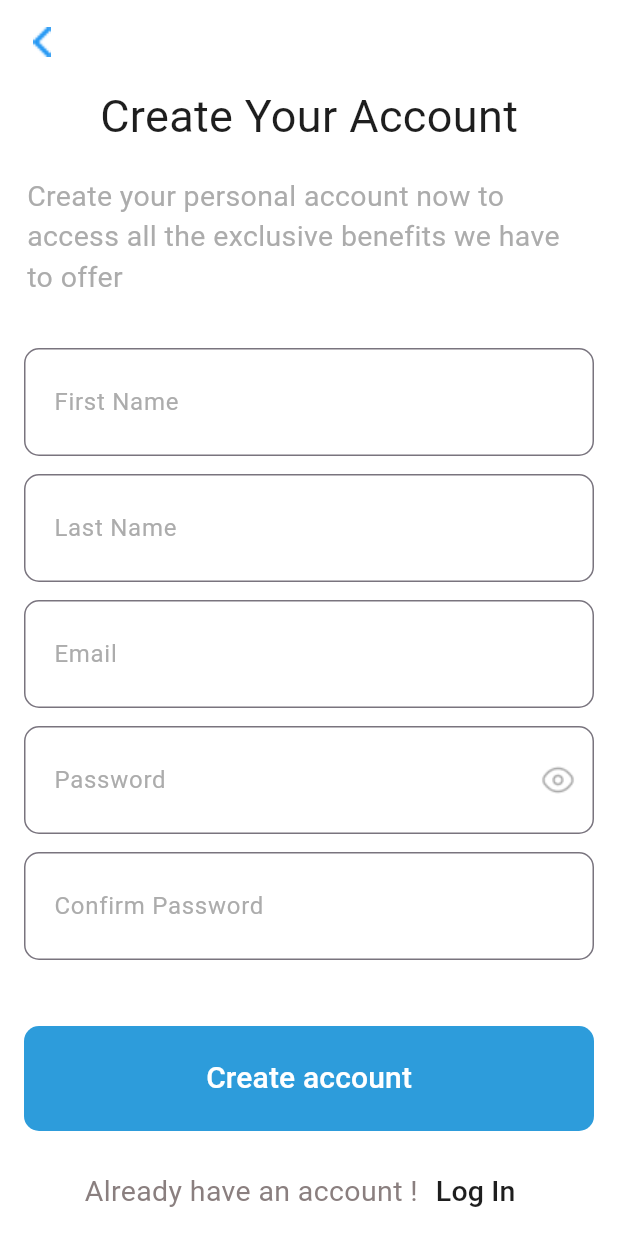
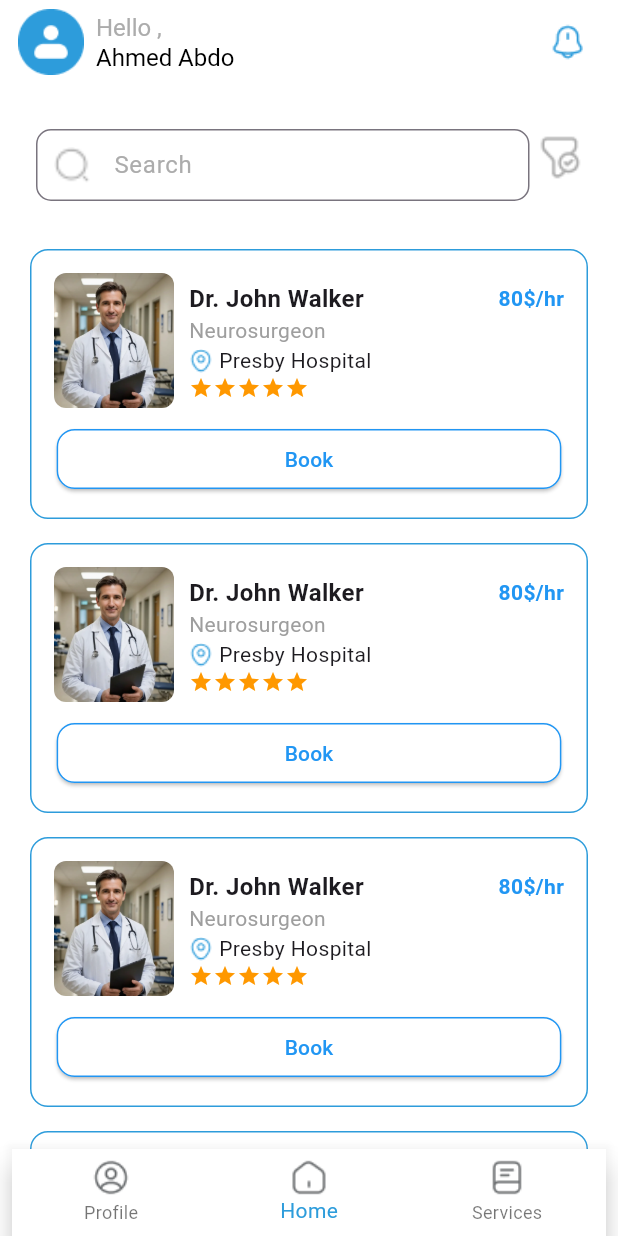
Before and after one commit to SabriWaleed/MedixApp, a Flutter app: the SignupView screen opened directly, after a tap on "Create account", on a phone screen of 412 x 824 dp. Run offline on Flutter 3.47's test engine with Material 3 defaults, Android fonts, the light colour scheme and no system bars; our stand-ins replace pin_code_fields.

Commit message:
new commit p2

```diff
--- /dev/null
+++ b/lib/views/nurse_view.dart
@@ -0,0 +1,80 @@
+import 'package:flutter/material.dart';
+import 'package:medix_app/widgets/bodynurse_widget.dart';
+
+class NurseView extends StatelessWidget {
+  const NurseView({super.key});
+
+  @override
+  Widget build(BuildContext context) {
+    return Scaffold(
+      backgroundColor: Colors.white,
+      appBar: AppBar(
+        backgroundColor: Colors.transparent,
+        titleSpacing: 8,
+        leading: Padding(
+          padding: const EdgeInsets.only(left: 12),
+          child: Image.asset(
+            "lib/assets/images/Frame 41.png",
+            width: 49,
+            height: 49,
+          ),
+        ),
+        title: Column(
+          crossAxisAlignment: CrossAxisAlignment.start,
+          children: [
+            Text(
+              "Hello ,",
+              style: TextStyle(
+                color: Color(0xffACACAC),
+                fontSize: 16,
+                fontWeight: FontWeight.w400,
+              ),
+            ),
+            Text(
+              "Ahmed Abdo ",
+              style: TextStyle(
+                color: Color(0xff000000),
+                fontSize: 16,
+                fontWeight: FontWeight.w400,
+              ),
+            ),
+          ],
+        ),
+        actions: [
+          Padding(
+            padding: const EdgeInsets.only(right: 9),
+            child: Image.asset(
+              "lib/assets/images/notification-bing.png",
+              width: 49,
+              height: 49,
+            ),
+          ),
+        ],
+      ),
+      body: BodyNurseWidget(),
+      bottomNavigationBar: Padding(
+        padding: const EdgeInsets.symmetric(horizontal: 8),
+        child: BottomNavigationBar(
+          currentIndex: 1,
+          selectedItemColor: Color(0xff2D9CDB),
+          backgroundColor: Colors.white,
+          items: [
+            BottomNavigationBarItem(
+              icon: Image.asset("lib/assets/images/profile-circle.png"),
+              label: "Profile",
+            ),
+
+            BottomNavigationBarItem(
+              icon: Image.asset("lib/assets/images/home-2 (1).png"),
+              label: "Home",
+            ),
+            BottomNavigationBarItem(
+              icon: Image.asset("lib/assets/images/book.png"),
+              label: "Services",
+            ),
+          ],
+        ),
+      ),
+    );
+  }
+}
--- a/lib/views/signup_view.dart
+++ b/lib/views/signup_view.dart
@@ -1,5 +1,6 @@
 import 'package:flutter/material.dart';
 import 'package:medix_app/views/login_view.dart';
+import 'package:medix_app/views/nurse_view.dart';
 import 'package:medix_app/widgets/filledbutton_widget.dart';
 import 'package:medix_app/widgets/textfield_widget.dart';
 
@@ -50,7 +51,7 @@ class SignupView extends StatelessWidget {
           SizedBox(height: 16),
           FilledbuttonWidget(text: "Create account",onpressed: (){ Navigator.push(
                 context,
-                MaterialPageRoute(builder: (context) => SignupView()),///////////////////////////////////////////مؤقت
+                MaterialPageRoute(builder: (context) => NurseView()),///////////////////////////////////////////مؤقت
               );},),
           Row(
             mainAxisAlignment: MainAxisAlignment.center,
--- /dev/null
+++ b/lib/widgets/bodynurse_widget.dart
@@ -0,0 +1,40 @@
+import 'package:flutter/material.dart';
+import 'package:medix_app/widgets/containerofbodydoctorandnurse_widget.dart';
+import 'package:medix_app/widgets/search_widget.dart';
+
+class BodyNurseWidget extends StatelessWidget {
+  const BodyNurseWidget({super.key});
+  @override
+  Widget build(BuildContext context) {
+    return CustomScrollView(
+      slivers: [
+        SliverToBoxAdapter(
+          child: Row(
+            children: [
+              Expanded(
+                child: Padding(
+                  padding: const EdgeInsets.only(left: 24),
+                  child: SearchWidget(),
+                ),
+              ),
+              Padding(
+                padding: const EdgeInsets.only(right: 24, left: 5),
+                child: Image.asset(
+                  "lib/assets/images/filter-tick.png",
+                  width: 30,
+                  fit: BoxFit.cover,
+                ),
+              ),
+            ],
+          ),
+        ),
+        SliverList(
+          delegate: SliverChildBuilderDelegate(
+            (context, index) => ContainerofbodydoctorandnurseWidget(),
+            childCount: 20,
+          ),
+        ),
+      ],
+    );
+  }
+}
```
